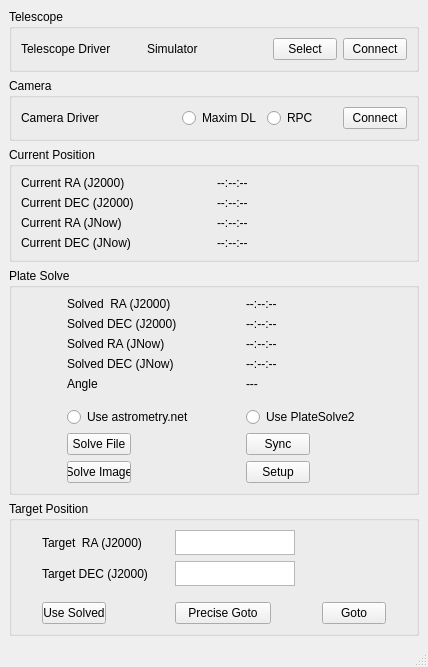
Qt form resources/uic/pyastrometry.ui (PythonAstroimagingSuite/pyastrometry) before a commit.
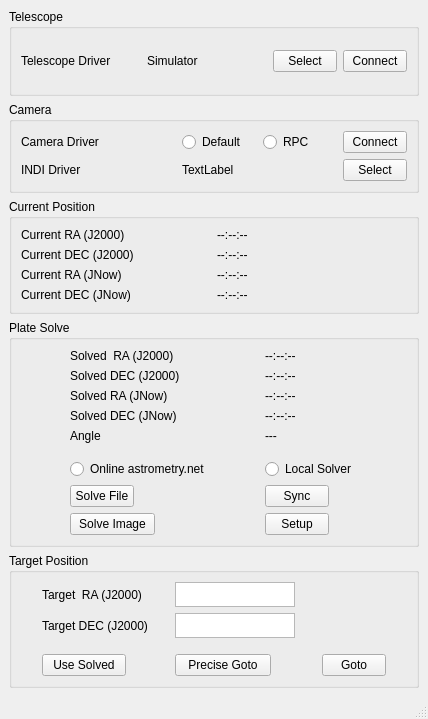
The same form after that commit.

```diff
--- a/resources/uic/pyastrometry.ui
+++ b/resources/uic/pyastrometry.ui
@@ -7,7 +7,7 @@
     <x>0</x>
     <y>0</y>
     <width>428</width>
-    <height>651</height>
+    <height>719</height>
    </rect>
   </property>
   <property name="windowTitle">
@@ -113,7 +113,7 @@
          <item>
           <widget class="QRadioButton" name="camera_driver_maxim">
            <property name="text">
-            <string>Maxim DL</string>
+            <string>Default</string>
            </property>
            <attribute name="buttonGroup">
             <string notr="true">camera_driver_button_group</string>
@@ -132,6 +132,33 @@
          </item>
         </layout>
        </item>
+       <item row="1" column="0">
+        <widget class="QLabel" name="camera_driver_indi_label">
+         <property name="text">
+          <string>INDI Driver</string>
+         </property>
+        </widget>
+       </item>
+       <item row="1" column="1">
+        <widget class="QLabel" name="camera_driver_indi_driver_label">
+         <property name="text">
+          <string>TextLabel</string>
+         </property>
+        </widget>
+       </item>
+       <item row="1" column="2">
+        <widget class="QPushButton" name="camera_driver_indi_select">
+         <property name="maximumSize">
+          <size>
+           <width>64</width>
+           <height>16777215</height>
+          </size>
+         </property>
+         <property name="text">
+          <string>Select</string>
+         </property>
+        </widget>
+       </item>
       </layout>
      </widget>
     </item>
@@ -301,13 +328,13 @@
         <widget class="QPushButton" name="solve_image_button">
          <property name="minimumSize">
           <size>
-           <width>64</width>
+           <width>85</width>
            <height>0</height>
           </size>
          </property>
          <property name="maximumSize">
           <size>
-           <width>64</width>
+           <width>4</width>
            <height>16777215</height>
           </size>
          </property>
@@ -352,7 +379,7 @@
        <item row="6" column="0">
         <widget class="QRadioButton" name="use_astrometry_radio_button">
          <property name="text">
-          <string>Use astrometry.net</string>
+          <string>Online astrometry.net</string>
          </property>
          <attribute name="buttonGroup">
           <string notr="true">platesolver_choise_button_group</string>
@@ -362,7 +389,7 @@
        <item row="6" column="1">
         <widget class="QRadioButton" name="use_platesolve2_radio_button">
          <property name="text">
-          <string>Use PlateSolve2</string>
+          <string>Local Solver</string>
          </property>
          <attribute name="buttonGroup">
           <string notr="true">platesolver_choise_button_group</string>
@@ -499,13 +526,13 @@
          </property>
          <property name="minimumSize">
           <size>
-           <width>64</width>
+           <width>84</width>
            <height>0</height>
           </size>
          </property>
          <property name="maximumSize">
           <size>
-           <width>64</width>
+           <width>84</width>
            <height>16777215</height>
           </size>
          </property>
```
Left out of the diff: 8 changed lines with no effect on the pictures.
